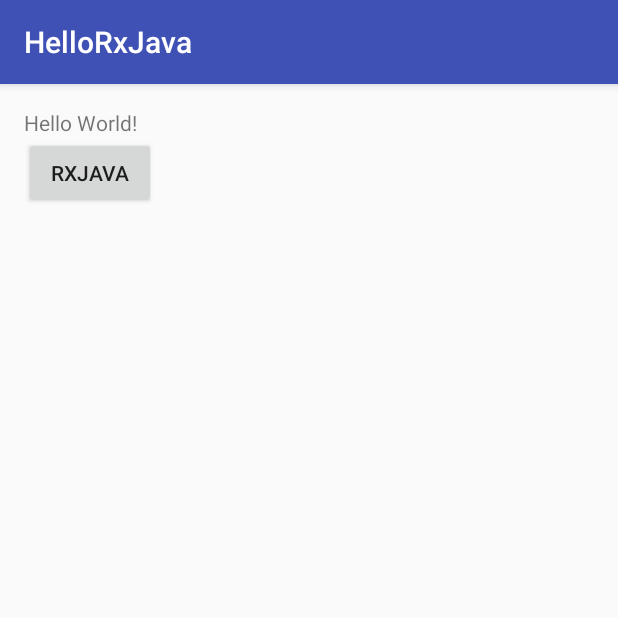
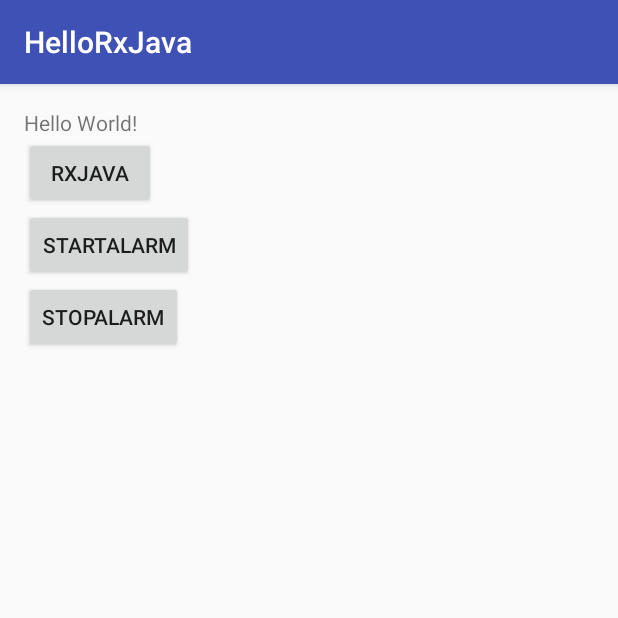
Before and after one commit to linwgithub/HelloRxJava, an Android app: the screen it shows after launch (MainActivity), on a phone screen of 412 x 824 dp, the top half of it. Run offline under Robolectric (Android 15) with nearby library versions, the phone set to English and light mode, and no system bars; libraries missing offline, so code that uses them is left out: rx.android.schedulers, rx.functions, rx.schedulers.

Commit message:
提醒测试(音乐和震动)

```diff
--- a/app/src/main/AndroidManifest.xml
+++ b/app/src/main/AndroidManifest.xml
@@ -1,6 +1,8 @@
 <?xml version="1.0" encoding="utf-8"?>
 <manifest xmlns:android="http://schemas.android.com/apk/res/android"
     package="com.linw.hellorxjava">
+
+    <uses-permission android:name="android.permission.VIBRATE"/>
 
     <application
         android:allowBackup="true"
--- a/app/src/main/res/layout/activity_main.xml
+++ b/app/src/main/res/layout/activity_main.xml
@@ -21,4 +21,18 @@
         android:onClick="btnclick"
         android:text="RxJava" />
 
+    <Button
+        android:layout_width="wrap_content"
+        android:layout_height="wrap_content"
+        android:onClick="AlarmClick"
+        android:text="startAlarm" />
+
+    <Button
+        android:layout_width="wrap_content"
+        android:layout_height="wrap_content"
+        android:onClick="StopAlarm"
+        android:text="stopAlarm" />
+
+
+
 </LinearLayout>
```
Also changed, not shown: app/src/main/java/com/linw/hellorxjava/MainActivity.java (+66 -0 lines).
